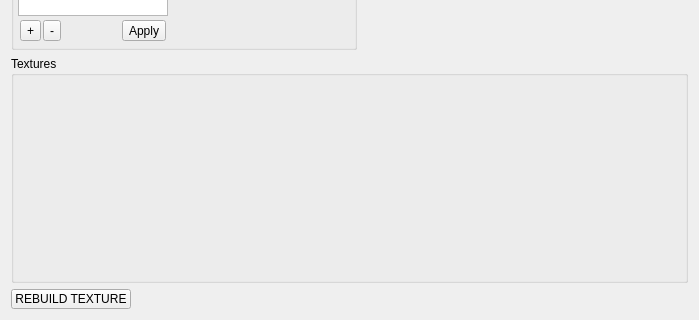
Old version of the form packages/Mock/TextureManager/TextureManager.ui in the repository tommo/gii; both pictures show x 0 to 699 and y 181 to 501 of the 699 by 501 pixel window.
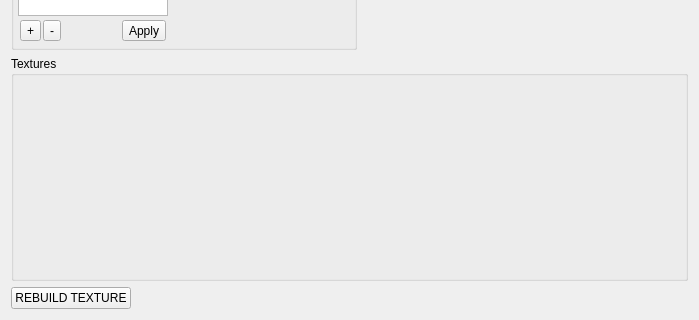
New version of the form.

What changed in the file:
```diff
--- a/packages/Mock/TextureManager/TextureManager.ui
+++ b/packages/Mock/TextureManager/TextureManager.ui
@@ -167,6 +167,12 @@
    </item>
    <item>
     <widget class="QGroupBox" name="containerTextureTree">
+     <property name="sizePolicy">
+      <sizepolicy hsizetype="Preferred" vsizetype="Expanding">
+       <horstretch>0</horstretch>
+       <verstretch>0</verstretch>
+      </sizepolicy>
+     </property>
      <property name="minimumSize">
       <size>
        <width>200</width>
@@ -195,7 +201,7 @@
      <property name="maximumSize">
       <size>
        <width>16777215</width>
-       <height>20</height>
+       <height>16777215</height>
       </size>
      </property>
      <layout class="QHBoxLayout" name="horizontalLayout_4">
@@ -207,6 +213,18 @@
       </property>
       <item>
        <widget class="QPushButton" name="buttonRebuild">
+        <property name="sizePolicy">
+         <sizepolicy hsizetype="Minimum" vsizetype="Minimum">
+          <horstretch>0</horstretch>
+          <verstretch>0</verstretch>
+         </sizepolicy>
+        </property>
+        <property name="minimumSize">
+         <size>
+          <width>0</width>
+          <height>20</height>
+         </size>
+        </property>
         <property name="text">
          <string>REBUILD TEXTURE</string>
         </property>
```
